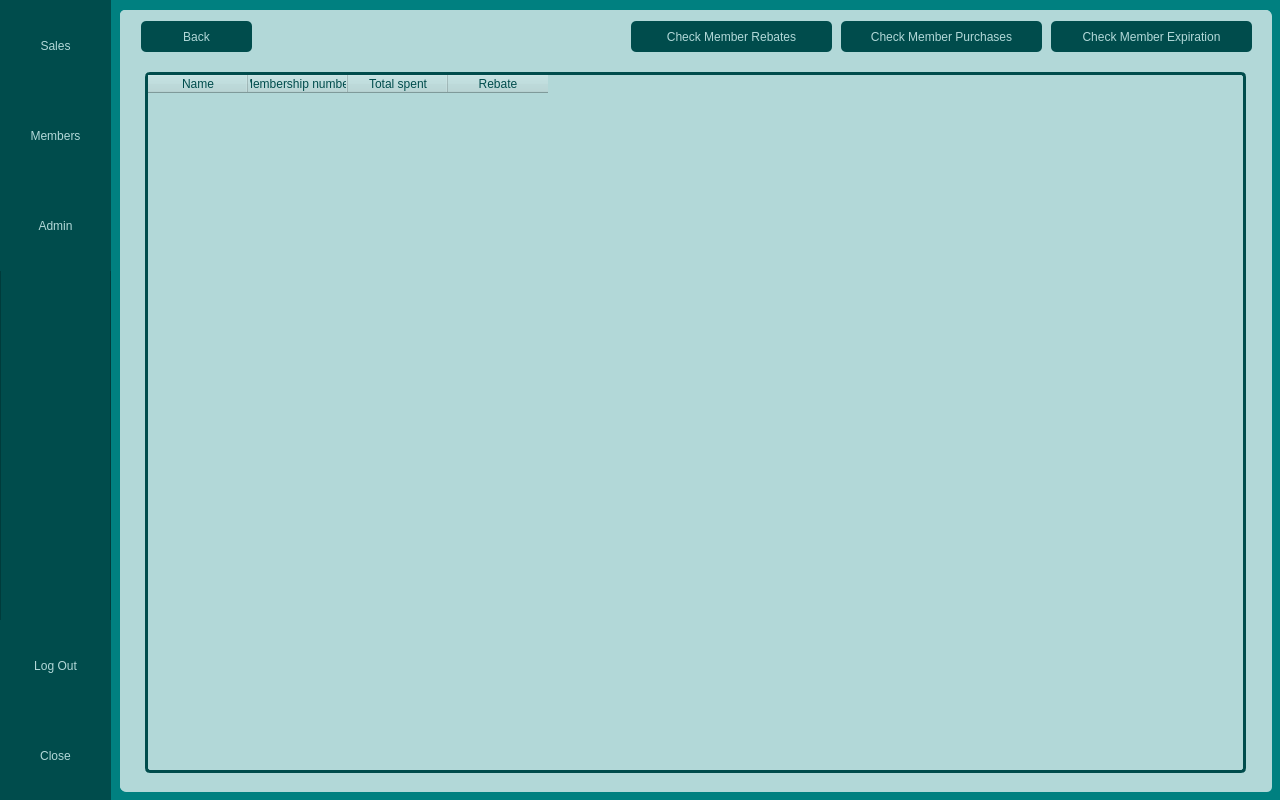
First picture: the form in mainwindow.ui, repository schwei322/CS1C-Project2, before the edit.
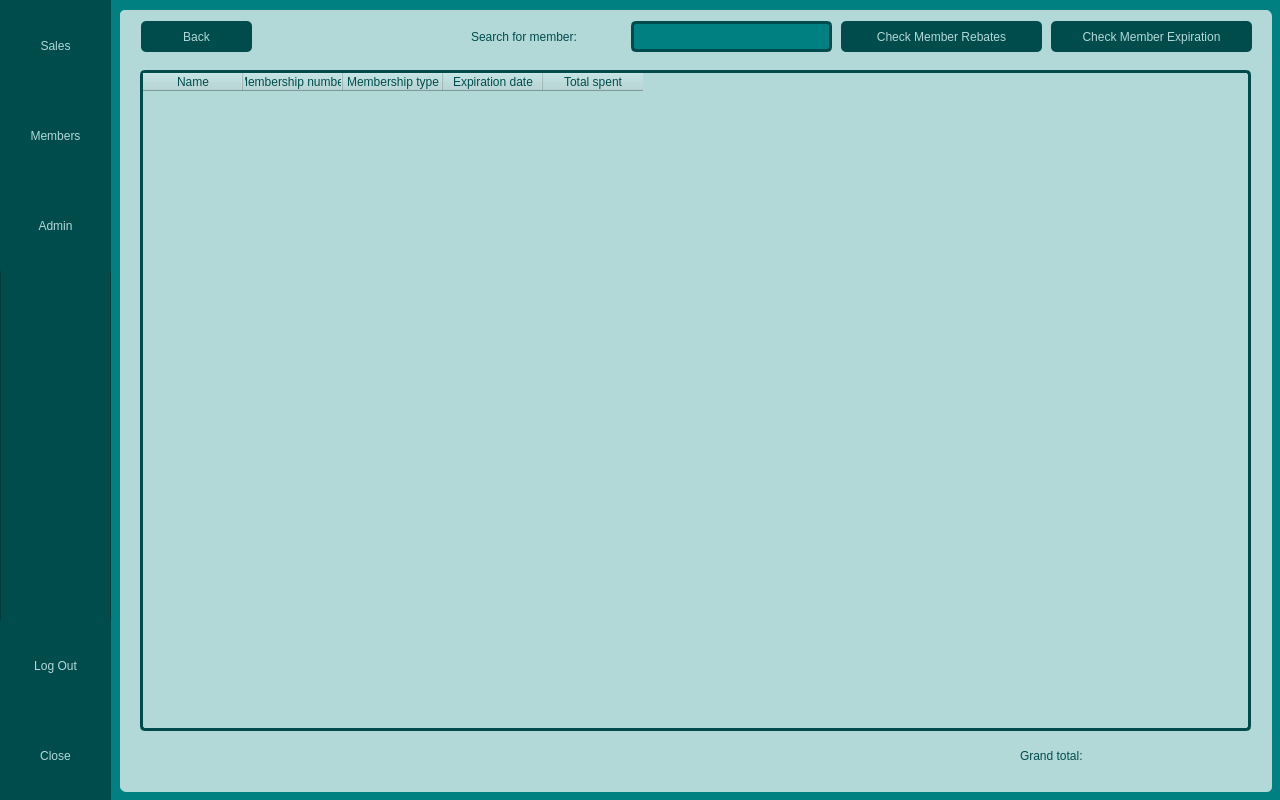
Second picture: the form after the edit.

Commit message: Add member purchase code & fix some issues after merge

```diff
--- a/mainwindow.ui
+++ b/mainwindow.ui
@@ -328,8 +328,16 @@
       </rect>
      </property>
      <property name="styleSheet">
-      <string notr="true">background-color: rgb(178, 216, 216);
-border-radius: 5px;</string>
+      <string notr="true">QFrame {
+	background-color: rgb(178, 216, 216);
+	border-radius: 5px;
+}
+
+QPushButton {
+	background-color: rgb(178, 216, 216);
+	border-radius: 5px;
+}
+</string>
      </property>
      <property name="frameShape">
       <enum>QFrame::StyledPanel</enum>
@@ -340,32 +348,6 @@
      <widget class="QPushButton" name="memberRebatesBtn">
       <property name="geometry">
        <rect>
-        <x>510</x>
-        <y>10</y>
-        <width>201</width>
-        <height>31</height>
-       </rect>
-      </property>
-      <property name="styleSheet">
-       <string notr="true">QPushButton {
-        border: none;
-        background-color: rgb(0, 76, 76);
-        color: rgb(178, 216, 216);
-}
-
-QPushButton:hover {
-        border: none;
-        background-color: rgb(0, 128, 128);
-        color: rgb(178, 216, 216);
-}</string>
-      </property>
-      <property name="text">
-       <string>Check Member Rebates</string>
-      </property>
-     </widget>
-     <widget class="QPushButton" name="memberPurchasesBtn">
-      <property name="geometry">
-       <rect>
         <x>720</x>
         <y>10</y>
         <width>201</width>
@@ -386,7 +368,7 @@
 }</string>
       </property>
       <property name="text">
-       <string>Check Member Purchases</string>
+       <string>Check Member Rebates</string>
       </property>
      </widget>
      <widget class="QPushButton" name="memberExpirationBtn">
@@ -424,19 +406,24 @@
         <height>721</height>
        </rect>
       </property>
+      <property name="styleSheet">
+       <string notr="true">QTableWidget {
+	border: 3px solid rgb(0, 76, 76);
+}</string>
+      </property>
       <property name="frameShape">
        <enum>QFrame::StyledPanel</enum>
       </property>
       <property name="frameShadow">
        <enum>QFrame::Raised</enum>
       </property>
-      <widget class="QTableWidget" name="membersTable">
+      <widget class="QTableWidget" name="memberTable">
        <property name="geometry">
         <rect>
          <x>10</x>
          <y>10</y>
          <width>1111</width>
-         <height>701</height>
+         <height>661</height>
         </rect>
        </property>
        <property name="styleSheet">
@@ -445,12 +432,12 @@
        </property>
        <column>
         <property name="text">
-         <string>Member name</string>
+         <string>Name</string>
         </property>
        </column>
        <column>
         <property name="text">
-         <string>ID</string>
+         <string>Membership number</string>
         </property>
        </column>
        <column>
@@ -469,6 +456,43 @@
         </property>
        </column>
       </widget>
+      <widget class="QLabel" name="memberTotalLabel">
+       <property name="geometry">
+        <rect>
+         <x>890</x>
+         <y>680</y>
+         <width>91</width>
+         <height>31</height>
+        </rect>
+       </property>
+       <property name="styleSheet">
+        <string notr="true">color: rgb(0, 76, 76);
+font: 87 12pt &quot;Segoe UI Semibold&quot;;</string>
+       </property>
+       <property name="text">
+        <string>Grand total:</string>
+       </property>
+      </widget>
+      <widget class="QLabel" name="memberTotalDisplay">
+       <property name="geometry">
+        <rect>
+         <x>990</x>
+         <y>680</y>
+         <width>121</width>
+         <height>31</height>
+        </rect>
+       </property>
+       <property name="styleSheet">
+        <string notr="true">color: rgb(0, 76, 76);
+font: 87 12pt &quot;Segoe UI Semibold&quot;;</string>
+       </property>
+       <property name="text">
+        <string/>
+       </property>
+       <property name="alignment">
+        <set>Qt::AlignRight|Qt::AlignTrailing|Qt::AlignVCenter</set>
+       </property>
+      </widget>
      </widget>
      <widget class="QFrame" name="memberRebatesPanel">
       <property name="geometry">
@@ -493,9 +517,9 @@
       <widget class="QTableWidget" name="memberRebatesTable">
        <property name="geometry">
         <rect>
-         <x>15</x>
+         <x>5</x>
          <y>11</y>
-         <width>1101</width>
+         <width>1121</width>
          <height>701</height>
         </rect>
        </property>
@@ -526,22 +550,6 @@
        </column>
       </widget>
      </widget>
-     <widget class="QFrame" name="memberPurchasesPanel">
-      <property name="geometry">
-       <rect>
-        <x>10</x>
-        <y>49</y>
-        <width>1131</width>
-        <height>721</height>
-       </rect>
-      </property>
-      <property name="frameShape">
-       <enum>QFrame::StyledPanel</enum>
-      </property>
-      <property name="frameShadow">
-       <enum>QFrame::Raised</enum>
-      </property>
-     </widget>
      <widget class="QFrame" name="memberExpirationPanel">
       <property name="geometry">
        <rect>
@@ -755,14 +763,50 @@
        <string>Back</string>
       </property>
      </widget>
+     <widget class="QLineEdit" name="memberSearchInput">
+      <property name="geometry">
+       <rect>
+        <x>510</x>
+        <y>10</y>
+        <width>201</width>
+        <height>31</height>
+       </rect>
+      </property>
+      <property name="styleSheet">
+       <string notr="true">border: 3px solid rgb(0, 76, 76);
+border-radius: 5px;
+color: rgb(0, 76, 76);
+font: 87 12pt &quot;Segoe UI&quot;;</string>
+      </property>
+     </widget>
+     <widget class="QLabel" name="memberSearchLabel">
+      <property name="geometry">
+       <rect>
+        <x>350</x>
+        <y>10</y>
+        <width>151</width>
+        <height>31</height>
+       </rect>
+      </property>
+      <property name="styleSheet">
+       <string notr="true">color: rgb(0, 76, 76);
+font: 87 12pt &quot;Segoe UI Semibold&quot;;</string>
+      </property>
+      <property name="text">
+       <string>Search for member:</string>
+      </property>
+      <property name="buddy">
+       <cstring>salesSearchInput</cstring>
+      </property>
+     </widget>
      <zorder>memberRebatesBtn</zorder>
-     <zorder>memberPurchasesBtn</zorder>
      <zorder>memberExpirationBtn</zorder>
-     <zorder>memberPurchasesPanel</zorder>
-     <zorder>memberMainPanel</zorder>
      <zorder>memberBackBtn</zorder>
      <zorder>memberExpirationPanel</zorder>
+     <zorder>memberSearchInput</zorder>
+     <zorder>memberSearchLabel</zorder>
      <zorder>memberRebatesPanel</zorder>
+     <zorder>memberMainPanel</zorder>
     </widget>
     <widget class="QFrame" name="admin">
      <property name="geometry">
```
The commit also changes 5 other files.
